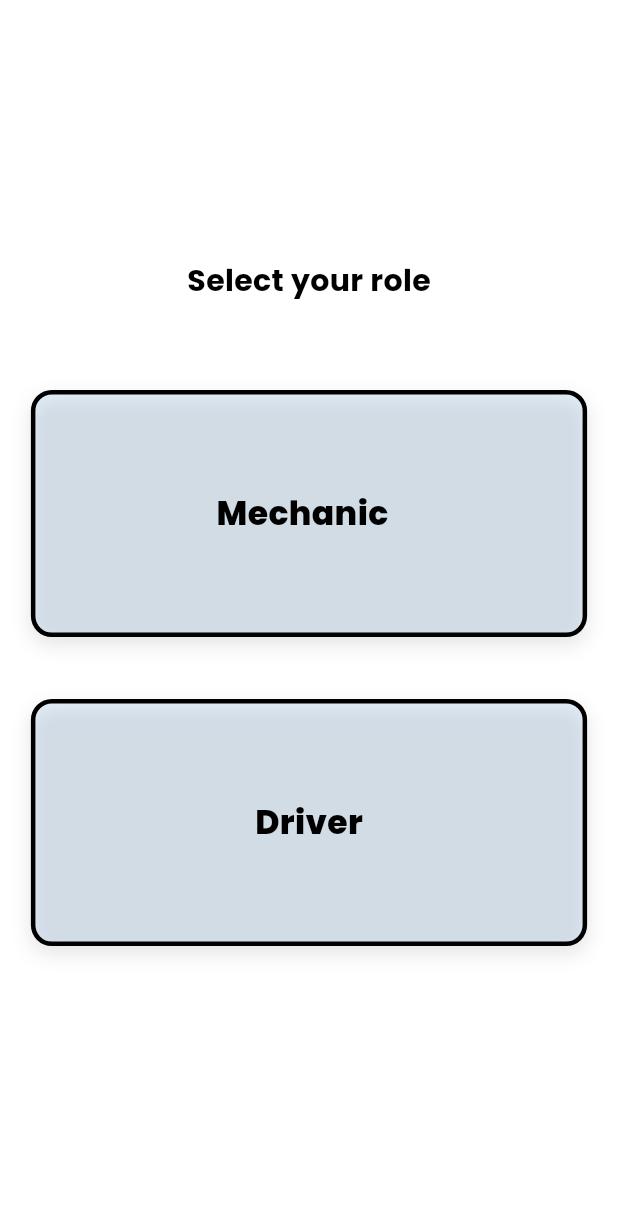
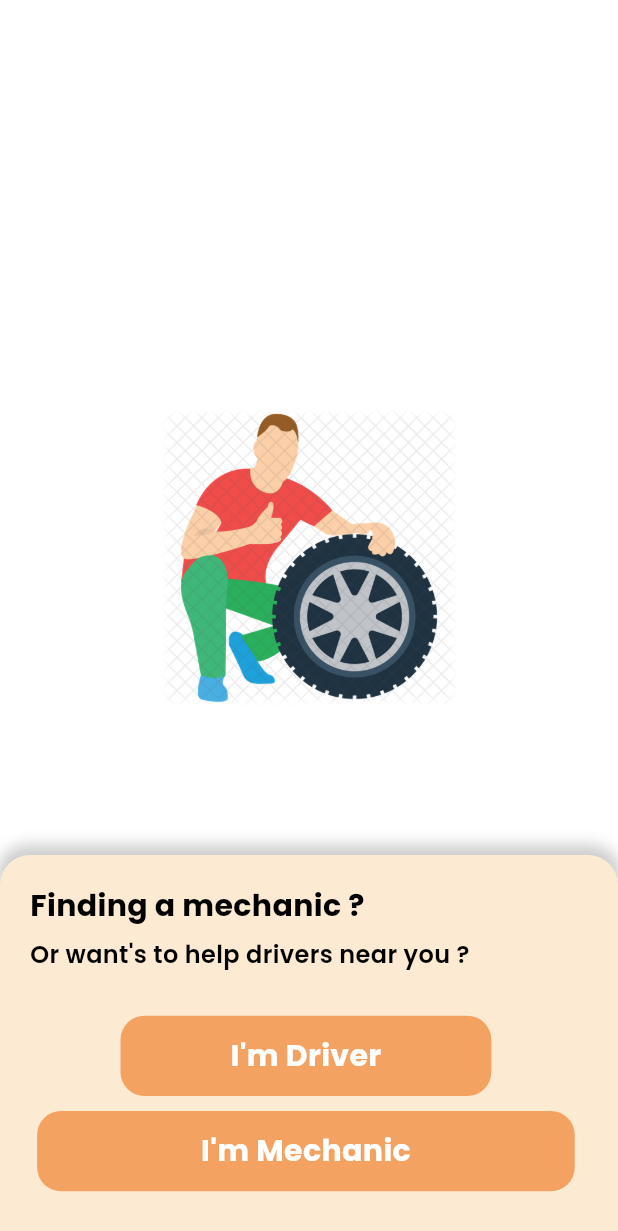
Before and after one commit to dhruvgoel3/DriveResQ, a Flutter app: the screen it shows after launch, on a phone screen of 412 x 824 dp. Shown: the top 1231 px of the screen. Run offline on Flutter 3.47's test engine with Material 3 defaults, Android fonts, the phone set to English and light mode, and no system bars; our stand-ins replace eva_icons_flutter, firebase_core, flashy_tab_bar2, floating_bottom_navigation_bar, font_awesome_flutter, geocoding and 6 more; missing offline and left inert: dart:ffi; accounts and stored records are empty.

Commit message:
Good ui components

```diff
--- a/lib/resources/app_resources/text_styles.dart
+++ b/lib/resources/app_resources/text_styles.dart
@@ -30,4 +30,14 @@ class AppTextStyles {
     fontWeight: FontWeight.bold,
     color: Colors.black,
   );
+  static TextStyle selectRoleText1 = GoogleFonts.poppins(
+    fontSize: 20,
+    fontWeight: FontWeight.w700,
+    color: Colors.black,
+  );
+  static TextStyle selectRole2 = GoogleFonts.poppins(
+    fontSize: 16,
+    fontWeight: FontWeight.w600,
+    color: Colors.black,
+  );
 }
--- a/lib/resources/routes/app_route.dart
+++ b/lib/resources/routes/app_route.dart
@@ -2,11 +2,11 @@ import 'package:driveresq/resources/routes/route_names.dart';
 import 'package:driveresq/view/Driver/bottomnavbar/mechanic_bottomnavbar.dart';
 import 'package:driveresq/view/Mechanic/bottomnavbar/mechanic_bottomnavbar.dart';
 import 'package:driveresq/view/login/driverlogin/driver_loginscreen_module.dart';
-import 'package:driveresq/view/selectRole/select_role_screen.dart';
 import 'package:driveresq/view/signup/mechanicSignup/mechanic_signup_screen_module.dart';
 import 'package:driveresq/view/splashscreen/splash_screen.dart';
 import 'package:get/get.dart';
 import '../../view/login/mechaniclogin/login_screen.dart';
+import '../../view/selectRole/select_role_screan.dart';
 import '../../view/signup/driversignup/driver_signup_screen_module.dart';
 
 class AppRoutes {
--- a/lib/view/login/driverlogin/driver_loginscreen_module.dart
+++ b/lib/view/login/driverlogin/driver_loginscreen_module.dart
@@ -1,6 +1,7 @@
-import 'package:driveresq/widgets/components/mechanic_textformfields.dart';
+import 'package:driveresq/widgets/components/custom_textformfields.dart';
 import 'package:flutter/material.dart';
 import 'package:get/get.dart';
+import 'package:line_icons/line_icon.dart';
 import '../../../resources/routes/route_names.dart';
 import '../../../viewmodel/authControllers/driver_login_controller.dart';
 
@@ -19,10 +20,12 @@ class DriverLoginScreenModule extends StatelessWidget {
               CustomTextFormField(
                 hint: "Email",
                 controller: controller.emailController,
+                icon: LineIcon(Icons.email_outlined,color: Colors.black,),
               ),
               CustomTextFormField(
                 hint: "Email",
                 controller: controller.passwordController,
+                icon: LineIcon(Icons.lock,color: Colors.black,),
               ),
               SizedBox(height: 20),
               controller.isLoading.value
--- a/lib/view/login/mechaniclogin/login_screen.dart
+++ b/lib/view/login/mechaniclogin/login_screen.dart
@@ -1,7 +1,8 @@
 import 'package:flutter/material.dart';
 import 'package:get/get.dart';
+import 'package:line_icons/line_icon.dart';
 import '../../../viewmodel/authControllers/mechanic_login_controller.dart';
-import '../../../widgets/components/mechanic_textformfields.dart';
+import '../../../widgets/components/custom_textformfields.dart';
 
 class MechanicLoginScreen extends StatelessWidget {
   final controller = Get.put(MechanicLoginController());
@@ -22,6 +23,7 @@ class MechanicLoginScreen extends StatelessWidget {
                   controller: controller.userOrEmailController,
                   keyboardType: TextInputType.emailAddress,
                   validator: controller.validateUserOrEmail,
+                  icon: LineIcon(Icons.perm_identity, color: Colors.black),
                 ),
                 SizedBox(height: 12),
                 CustomTextFormField(
@@ -29,6 +31,7 @@ class MechanicLoginScreen extends StatelessWidget {
                   controller: controller.passwordController,
                   isObscure: true,
                   validator: controller.validatePassword,
+                  icon: LineIcon(Icons.lock, color: Colors.black),
                 ),
                 SizedBox(height: 20),
                 ElevatedButton(
--- /dev/null
+++ b/lib/view/selectRole/select_role_screan.dart
@@ -0,0 +1,111 @@
+import "package:driveresq/resources/app_resources/app_colors.dart";
+import "package:driveresq/resources/app_resources/text_styles.dart";
+import "package:driveresq/widgets/components/round_button.dart";
+import "package:flutter/cupertino.dart";
+import "package:flutter/material.dart";
+import "package:get/get.dart";
+import "package:get/get_core/src/get_main.dart";
+import "package:line_icons/line_icon.dart";
+
+import "../../viewmodel/role_selection_viewmodel.dart";
+
+class SelectRoleScreen extends StatefulWidget {
+  const SelectRoleScreen({super.key});
+
+  @override
+  State<SelectRoleScreen> createState() => _SelectRoleScreenState();
+}
+
+class _SelectRoleScreenState extends State<SelectRoleScreen> {
+  @override
+  Widget build(BuildContext context) {
+    double screenWidth = Get.width;
+    double screenHeight = Get.height;
+    final controller = Get.put(RoleSelectionViewModel());
+
+    return Scaffold(
+      backgroundColor: Colors.white,
+      body: Column(
+        children: [
+          // Text("DriveResQ"),
+          // LineIcon(CupertinoIcons.hammer),
+          SizedBox(height: screenHeight * 0.33),
+          Image.asset("assets/Car Mechanic (1).png", height: 200),
+          SizedBox(height: screenHeight * 0.119),
+          Stack(
+            children: [
+              Container(
+                height: screenHeight * 0.31,
+                width: double.infinity,
+                decoration: BoxDecoration(
+                  color: AppColors.LightCamel,
+                  borderRadius: BorderRadius.only(
+                    topLeft: Radius.circular(20),
+                    topRight: Radius.circular(20),
+                  ),
+                  boxShadow: [
+                    BoxShadow(
+                      color: Colors.black.withOpacity(0.2),
+                      offset: Offset(0, -4), // shadow ABOVE the container
+                      blurRadius: 8,
+                      spreadRadius: 2,
+                    ),
+                  ],
+                ),
+              ),
+              Padding(
+                padding: EdgeInsets.all(20),
+                child: Column(
+                  crossAxisAlignment: CrossAxisAlignment.start,
+                  children: [
+                    // SizedBox(height: 20),
+                    Text(
+                      "Finding a mechanic ?",
+                      style: AppTextStyles.selectRoleText1,
+                    ),
+                    SizedBox(height: 6),
+
+                    Text(
+                      "Or want's to help drivers near you ?",
+                      style: AppTextStyles.selectRole2,
+                    ),
+                  ],
+                ),
+              ),
+              Column(
+                children: [
+                  Padding(
+                    padding: EdgeInsets.only(
+                      top: screenHeight * 0.13,
+                      left: screenWidth * 0.06,
+                    ),
+                    child: RoundButton(
+                      title: "I'm Driver",
+                      onPressed: () {
+                        controller.navigateToDriverSignup();
+                      },
+                      height: screenHeight * 0.065,
+                      width: screenWidth * 0.6,
+                    ),
+                  ),
+                  SizedBox(height: 10),
+                  Padding(
+                    padding: EdgeInsets.only(left: screenWidth * 0.06),
+                    child: RoundButton(
+                      title: "I'm Mechanic",
+                      onPressed: () {
+                        controller.navigateToMechanicSignup();
+                      },
+                      height: screenHeight * 0.065,
+                      width: screenWidth * 0.87,
+                    ),
+                  ),
+                ],
+              ),
+            ],
+          ),
+        ],
+      ),
+    );
+  }
+}
--- a/lib/view/selectRole/select_role_screen.dart
+++ /dev/null
@@ -1,56 +0,0 @@
-import 'package:driveresq/resources/app_resources/app_colors.dart';
-import 'package:driveresq/resources/app_resources/text_styles.dart';
-import 'package:driveresq/viewmodel/role_selection_viewmodel.dart';
-import 'package:driveresq/widgets/components/user_role_containers.dart';
-import 'package:flutter/material.dart';
-import 'package:get/get.dart';
-import 'package:get/get_core/src/get_main.dart';
-
-class SelectRoleScreen extends StatefulWidget {
-  const SelectRoleScreen({super.key});
-
-  @override
-  State<SelectRoleScreen> createState() => _SelectRoleScreenState();
-}
-
-class _SelectRoleScreenState extends State<SelectRoleScreen> {
-  final controller = Get.put(RoleSelectionViewModel());
-  double screenWidth = Get.width;
-  double screenHeight = Get.height;
-  @override
-  Widget build(BuildContext context) {
-    return Scaffold(
-      backgroundColor: Colors.white,
-      body: Padding(
-        padding: EdgeInsets.only(left: screenWidth * 0.05),
-        child: Column(
-          mainAxisAlignment: MainAxisAlignment.center,
-          crossAxisAlignment: CrossAxisAlignment.center,
-          children: [
-            Text("Select your role", style: AppTextStyles.bodyText),
-            SizedBox(height: screenHeight * 0.07),
-            SelectUserContainer(
-              title: "Mechanic  ",
-              onPressed: () {
-                controller.navigateToMechanicSignup();
-              },
-              height: screenHeight * 0.2,
-              width: screenWidth * 0.9,
-            ),
-            SizedBox(height: screenHeight * 0.05),
-
-            SelectUserContainer(
-              title: "Driver",
-              onPressed: () {
-                controller.navigateToDriverSignup();
-              },
-              height: screenHeight * 0.2,
-              width: screenWidth * 0.9,
-            ),
-            SizedBox(height: 20),
-          ],
-        ),
-      ),
-    );
-  }
-}
--- a/lib/viewmodel/authControllers/driver_login_controller.dart
+++ b/lib/viewmodel/authControllers/driver_login_controller.dart
@@ -11,8 +11,8 @@ class DriverLoginController extends GetxController {
   final passwordController = TextEditingController();
   final isLoading = false.obs;
 
-  final emailRegex = RegExp(r'^[\w-.]+@([\w-]+\.)+[\w-]{2,4}\$');
-  final passwordRegex = RegExp(r'^.{6,}\$');
+  final emailRegex = RegExp(r'^[\w-\.]+@([\w-]+\.)+[\w-]{2,4}$');
+  final passwordRegex = RegExp(r'^.{6,}$');
 
   Future<void> loginDriver() async {
     final email = emailController.text.trim();
@@ -27,7 +27,7 @@ class DriverLoginController extends GetxController {
     try {
       await supabase.auth.signInWithPassword(email: email, password: password);
       Get.snackbar("Success", "Logged in successfully");
-      Get.toNamed(RouteName.driverSignUpScreen);
+      Get.toNamed(RouteName.driverBottomNavBar);
     } catch (e) {
       Get.snackbar("Login Failed", e.toString());
     } finally {
--- a/lib/viewmodel/splash_viewmodel.dart
+++ b/lib/viewmodel/splash_viewmodel.dart
@@ -9,7 +9,7 @@ class SplashViewModel extends GetxController {
   }
 
   void _navigateToNext() async {
-    await Future.delayed(Duration(seconds: 3));
+    await Future.delayed(Duration(seconds: 4));
     Get.offNamed(RouteName.selectRoleScreen);
   }
 }
--- a/lib/widgets/components/mechanic_textformfields.dart
+++ b/lib/widgets/components/custom_textformfields.dart
@@ -2,6 +2,7 @@ import 'package:flutter/material.dart';
 
 class CustomTextFormField extends StatelessWidget {
   final String hint;
+  final Icon icon;
   final TextEditingController controller;
   final bool isObscure;
   final TextInputType keyboardType;
@@ -10,6 +11,7 @@ class CustomTextFormField extends StatelessWidget {
   const CustomTextFormField({
     Key? key,
     required this.hint,
+    required this.icon,
     required this.controller,
     this.isObscure = false,
     this.keyboardType = TextInputType.text,
@@ -25,6 +27,7 @@ class CustomTextFormField extends StatelessWidget {
       validator: validator,
       decoration: InputDecoration(
         hintText: hint,
+        prefixIcon: icon,
         border: OutlineInputBorder(borderRadius: BorderRadius.circular(12)),
       ),
     );
--- a/lib/widgets/components/round_button.dart
+++ b/lib/widgets/components/round_button.dart
@@ -1,6 +1,8 @@
 import 'dart:ffi';
 
+import 'package:driveresq/resources/app_resources/app_colors.dart';
 import 'package:flutter/material.dart';
+import 'package:google_fonts/google_fonts.dart';
 
 class RoundButton extends StatelessWidget {
   final String title;
@@ -25,7 +27,20 @@ class RoundButton extends StatelessWidget {
       child: Container(
         width: width,
         height: height,
-        decoration: BoxDecoration(color: ButtonColor),
+        decoration: BoxDecoration(
+          color: AppColors.DarkCamel,
+          borderRadius: BorderRadius.circular(16),
+        ),
+        child: Center(
+          child: Text(
+            title,
+            style: GoogleFonts.poppins(
+              fontSize: 20,
+              fontWeight: FontWeight.w700,
+              color: Colors.white,
+            ),
+          ),
+        ),
       ),
     );
   }
```
Also changed, not shown: lib/view/Driver/bottomnavbar/mechanic_bottomnavbar.dart (+55 -9 lines), lib/view/signup/driversignup/driver_signup_screen_module.dart (+20 -10 lines), lib/view/signup/mechanicSignup/mechanic_signup_screen_module.dart (+6 -3 lines), lib/view/splashscreen/splash_screen.dart (+83 -14 lines), lib/viewmodel/authControllers/driver_signup_contoller.dart (+12 -5 lines), lib/viewmodel/driverhomepage/driver_homepage_cotroller.dart (+26 -3 lines), assets/car_mechanic-removebg-preview.png (added).
